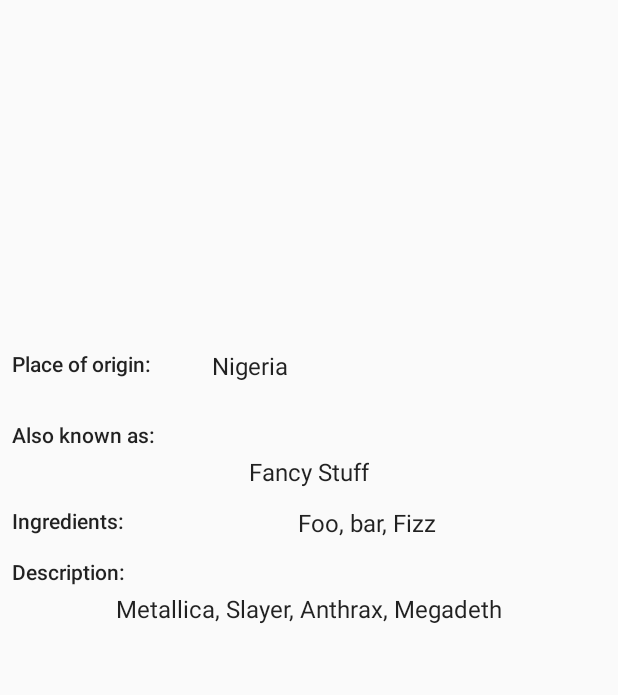
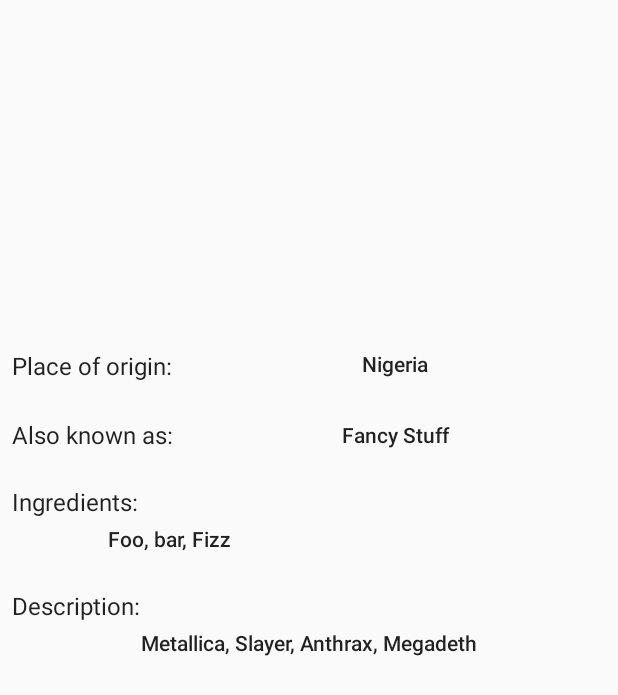
Before and after one commit to Iyamu-J/SandwichClubApp, an Android app: the layout activity_detail.xml on its own in the app's theme, with its tools: preview values and no code run, on a phone screen of 412 x 824 dp. Shown: the top 695 px of the screen. Run offline under Robolectric (Android 15) with nearby library versions, the phone set to English and light mode, and no system bars.

Commit message:
a few changes to the design

```diff
--- a/app/src/main/res/layout/activity_detail.xml
+++ b/app/src/main/res/layout/activity_detail.xml
@@ -35,7 +35,7 @@
             android:layout_marginStart="8dp"
             android:layout_marginTop="28dp"
             android:text="@string/detail_place_of_origin_label"
-            android:textAppearance="@style/TextAppearance.AppCompat.Body2"
+            android:textAppearance="@style/TextAppearance.AppCompat.Subhead"
             app:layout_constraintStart_toStartOf="parent"
             app:layout_constraintTop_toBottomOf="@+id/image_iv" />
 
@@ -43,14 +43,14 @@
             android:id="@+id/origin_tv"
             android:layout_width="wrap_content"
             android:layout_height="wrap_content"
-            android:layout_marginEnd="24dp"
-            android:layout_marginLeft="24dp"
-            android:layout_marginRight="24dp"
-            android:layout_marginStart="24dp"
+            android:layout_marginEnd="16dp"
+            android:layout_marginLeft="16dp"
+            android:layout_marginRight="16dp"
+            android:layout_marginStart="16dp"
             android:layout_marginTop="28dp"
-            android:textAppearance="@style/TextAppearance.AppCompat.Subhead"
+            android:lineSpacingExtra="8sp"
+            android:textAppearance="@style/TextAppearance.AppCompat.Body2"
             app:layout_constraintEnd_toEndOf="parent"
-            app:layout_constraintHorizontal_bias="0.079"
             app:layout_constraintStart_toEndOf="@+id/tv_origin_label"
             app:layout_constraintTop_toBottomOf="@+id/image_iv"
             tools:text="Nigeria" />
@@ -61,15 +61,45 @@
             android:layout_height="wrap_content"
             android:layout_marginLeft="8dp"
             android:layout_marginStart="8dp"
-            android:layout_marginTop="28dp"
+            android:layout_marginTop="24dp"
             android:text="@string/detail_also_known_as_label"
-            android:textAppearance="@style/TextAppearance.AppCompat.Body2"
+            android:textAppearance="@style/TextAppearance.AppCompat.Subhead"
             app:layout_constraintStart_toStartOf="parent"
             app:layout_constraintTop_toBottomOf="@+id/tv_origin_label" />
 
         <TextView
             android:id="@+id/also_known_tv"
+            android:layout_width="250dp"
+            android:layout_height="wrap_content"
+            android:layout_marginEnd="16dp"
+            android:layout_marginLeft="16dp"
+            android:layout_marginRight="16dp"
+            android:layout_marginStart="16dp"
+            android:layout_marginTop="28dp"
+            android:paddingLeft="16dp"
+            android:paddingRight="16dp"
+            android:textAlignment="center"
+            android:textAppearance="@style/TextAppearance.AppCompat.Body2"
+            app:layout_constraintEnd_toEndOf="parent"
+            app:layout_constraintStart_toEndOf="@+id/tv_also_known_label"
+            app:layout_constraintTop_toBottomOf="@+id/origin_tv"
+            tools:text="Fancy Stuff" />
+
+        <TextView
+            android:id="@+id/tv_ingredients_label"
             android:layout_width="wrap_content"
+            android:layout_height="wrap_content"
+            android:layout_marginLeft="8dp"
+            android:layout_marginStart="8dp"
+            android:layout_marginTop="24dp"
+            android:text="@string/detail_ingredients_label"
+            android:textAppearance="@style/TextAppearance.AppCompat.Subhead"
+            app:layout_constraintStart_toStartOf="parent"
+            app:layout_constraintTop_toBottomOf="@+id/also_known_tv" />
+
+        <TextView
+            android:id="@+id/ingredients_tv"
+            android:layout_width="300dp"
             android:layout_height="wrap_content"
             android:layout_marginEnd="16dp"
             android:layout_marginLeft="16dp"
@@ -78,40 +108,10 @@
             android:layout_marginTop="4dp"
             android:paddingLeft="16dp"
             android:paddingRight="16dp"
-            android:textAppearance="@style/TextAppearance.AppCompat.Subhead"
+            android:textAppearance="@style/TextAppearance.AppCompat.Body2"
             app:layout_constraintEnd_toEndOf="parent"
             app:layout_constraintStart_toStartOf="parent"
-            app:layout_constraintTop_toBottomOf="@+id/tv_also_known_label"
-            tools:text="Fancy Stuff" />
-
-        <TextView
-            android:id="@+id/tv_ingredients_label"
-            android:layout_width="wrap_content"
-            android:layout_height="wrap_content"
-            android:layout_marginLeft="8dp"
-            android:layout_marginStart="8dp"
-            android:layout_marginTop="12dp"
-            android:text="@string/detail_ingredients_label"
-            android:textAppearance="@style/TextAppearance.AppCompat.Body2"
-            app:layout_constraintStart_toStartOf="parent"
-            app:layout_constraintTop_toBottomOf="@+id/also_known_tv" />
-
-        <TextView
-            android:id="@+id/ingredients_tv"
-            android:layout_width="wrap_content"
-            android:layout_height="wrap_content"
-            android:layout_marginEnd="16dp"
-            android:layout_marginLeft="8dp"
-            android:layout_marginRight="16dp"
-            android:layout_marginStart="8dp"
-            android:layout_marginTop="12dp"
-            android:paddingLeft="8dp"
-            android:paddingRight="8dp"
-            android:textAppearance="@style/TextAppearance.AppCompat.Subhead"
-            app:layout_constraintEnd_toEndOf="parent"
-            app:layout_constraintHorizontal_bias="0.508"
-            app:layout_constraintStart_toEndOf="@+id/tv_ingredients_label"
-            app:layout_constraintTop_toBottomOf="@+id/also_known_tv"
+            app:layout_constraintTop_toBottomOf="@+id/tv_ingredients_label"
             tools:text="Foo, bar, Fizz" />
 
         <TextView
@@ -120,9 +120,9 @@
             android:layout_height="wrap_content"
             android:layout_marginLeft="8dp"
             android:layout_marginStart="8dp"
-            android:layout_marginTop="12dp"
+            android:layout_marginTop="24dp"
             android:text="@string/detail_description_label"
-            android:textAppearance="@style/TextAppearance.AppCompat.Body2"
+            android:textAppearance="@style/TextAppearance.AppCompat.Subhead"
             app:layout_constraintStart_toStartOf="parent"
             app:layout_constraintTop_toBottomOf="@+id/ingredients_tv" />
 
@@ -130,6 +130,7 @@
             android:id="@+id/description_tv"
             android:layout_width="wrap_content"
             android:layout_height="wrap_content"
+            android:textAlignment="gravity"
             android:layout_marginEnd="24dp"
             android:layout_marginLeft="16dp"
             android:layout_marginRight="16dp"
@@ -137,7 +138,7 @@
             android:layout_marginTop="4dp"
             android:paddingLeft="16dp"
             android:paddingRight="16dp"
-            android:textAppearance="@style/TextAppearance.AppCompat.Subhead"
+            android:textAppearance="@style/TextAppearance.AppCompat.Body2"
             app:layout_constraintEnd_toEndOf="parent"
             app:layout_constraintStart_toStartOf="parent"
             app:layout_constraintTop_toBottomOf="@+id/tv_description_label"
```
